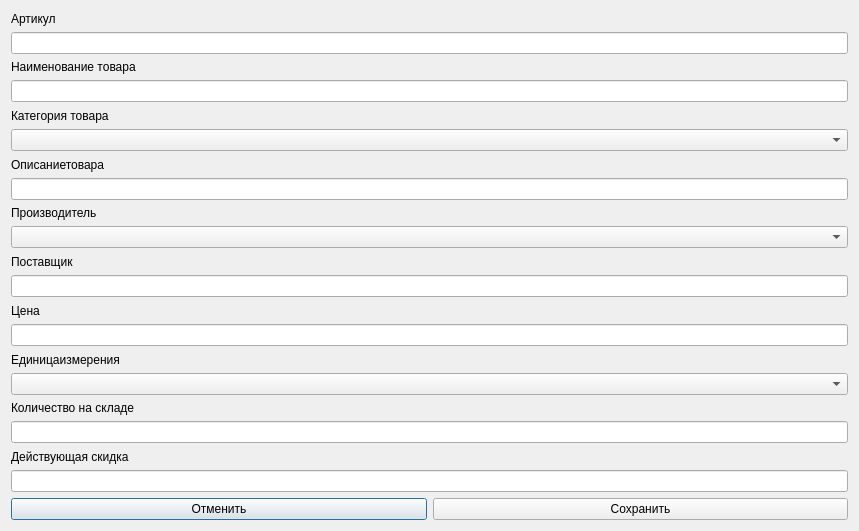
First picture: the form in form.ui, repository wzrsx/shoes_app, before the edit.
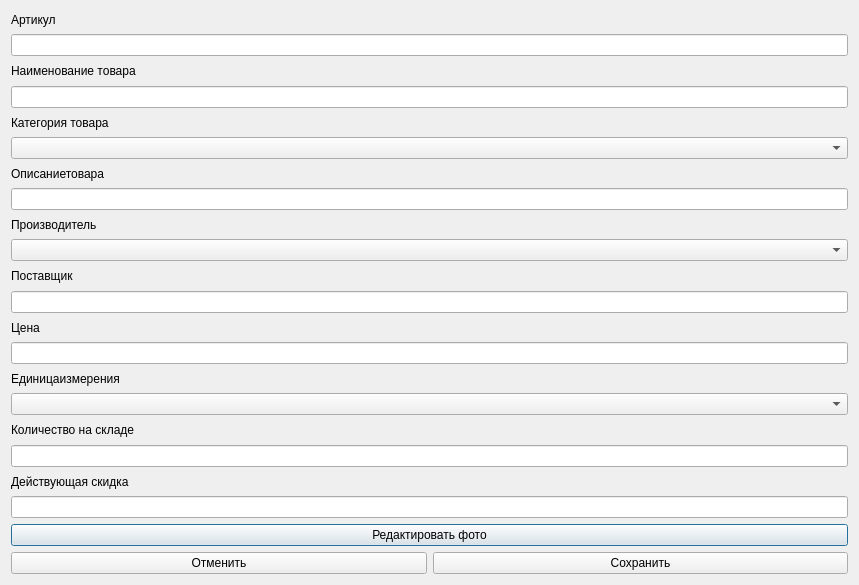
Second picture: the form after the edit.

Commit message: add photo product

The edit to the form file:
```diff
--- a/form.ui
+++ b/form.ui
@@ -7,7 +7,7 @@
     <x>0</x>
     <y>0</y>
     <width>859</width>
-    <height>531</height>
+    <height>585</height>
    </rect>
   </property>
   <property name="windowTitle">
@@ -114,6 +114,13 @@
    <item>
     <widget class="QLineEdit" name="discountProduct"/>
    </item>
+   <item>
+    <widget class="QPushButton" name="add_photo_btn">
+     <property name="text">
+      <string>Редактировать фото</string>
+     </property>
+    </widget>
+   </item>
    <item>
     <layout class="QHBoxLayout" name="horizontalLayout">
      <item>
```
The commit also changes 16 other files.
